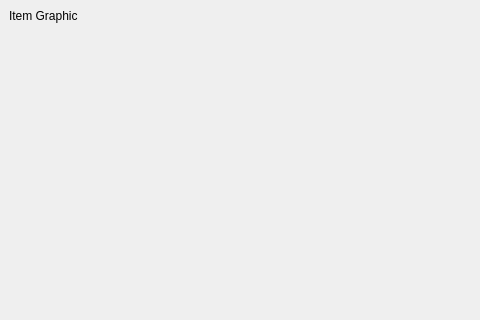
sme-gmbh/smepowercad, file itemwizard.ui: the form before one commit; both pictures show x 0 to 480 and y 0 to 320 of the 480 by 640 pixel window.
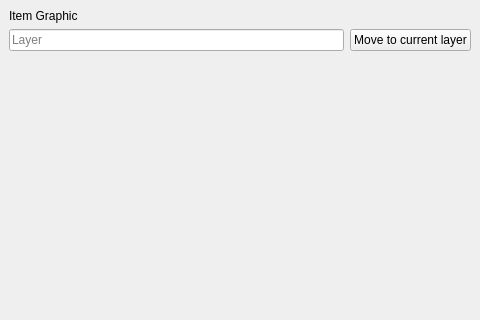
The form after the commit.

Commit message: Added possibility to change layer of items in itemwizard.

```diff
--- a/itemwizard.ui
+++ b/itemwizard.ui
@@ -20,7 +20,7 @@
    <string>New %1</string>
   </property>
   <widget class="QWidget" name="dockWidgetContents">
-   <layout class="QVBoxLayout" name="verticalLayout" stretch="0,0,1,0">
+   <layout class="QVBoxLayout" name="verticalLayout" stretch="0,0,0,1,0">
     <item>
      <widget class="QLabel" name="label_itemGraphic">
       <property name="sizePolicy">
@@ -34,6 +34,27 @@
       </property>
      </widget>
     </item>
+    <item>
+     <layout class="QHBoxLayout" name="horizontalLayout_2" stretch="0,0">
+      <item>
+       <widget class="QLineEdit" name="lineEdit_layer">
+        <property name="readOnly">
+         <bool>true</bool>
+        </property>
+        <property name="placeholderText">
+         <string>Layer</string>
+        </property>
+       </widget>
+      </item>
+      <item>
+       <widget class="QPushButton" name="pushButton_setToCurrentLayer">
+        <property name="text">
+         <string>Move to current layer</string>
+        </property>
+       </widget>
+      </item>
+     </layout>
+    </item>
     <item>
      <widget class="QWidget" name="widgetItemWizardParameters" native="true">
       <property name="sizePolicy">
```
The commit also changes 12 other files.
